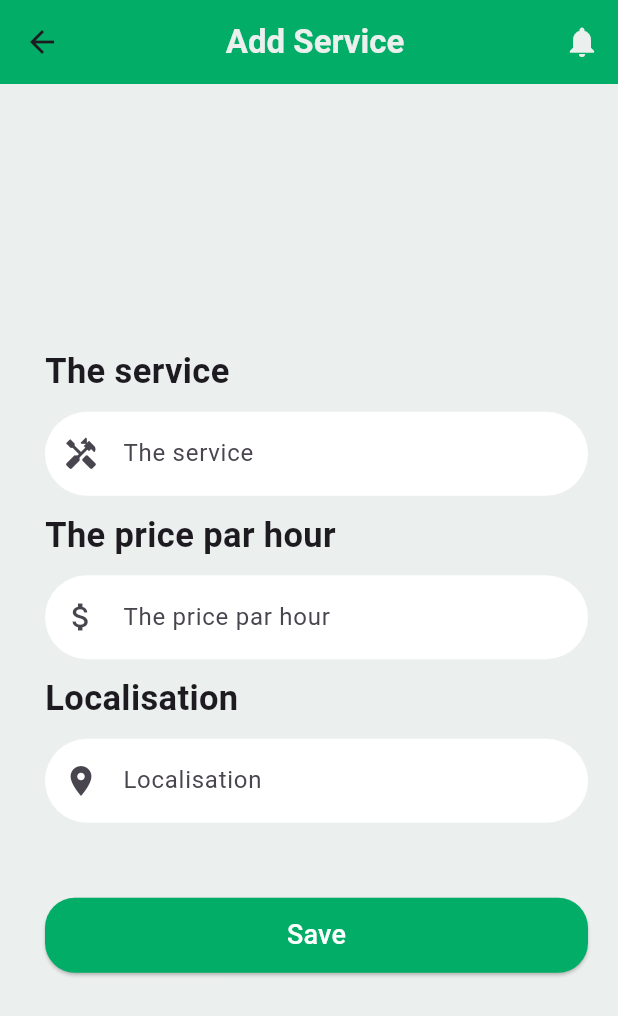
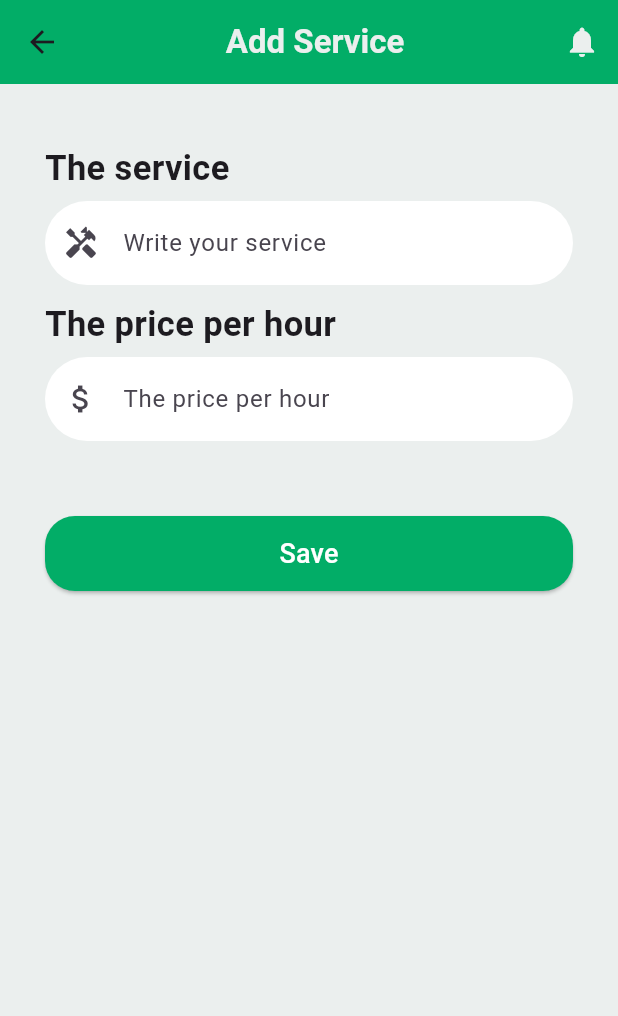
Before and after one commit to Saif-Daghsni/ServiceSpot_APP, a Flutter app: the AddservicePage screen opened by its route, on a phone screen of 412 x 824 dp. Shown: the top 1016 px of the screen. Run offline on Flutter 3.47's test engine with Material 3 defaults, Android fonts, the phone set to English and light mode, and no system bars; our stand-ins replace cloud_firestore, firebase_auth, firebase_core, google_nav_bar, google_sign_in; accounts and stored records are empty.

Commit message:
add service

```diff
--- a/lib/main.dart
+++ b/lib/main.dart
@@ -15,7 +15,10 @@ step4:
 add the informations of the user to fire store
 
 step5:
-yekteb fi les information mta£a fi el profile page
+yekteb fi les informations mta3a fi el profile page
+
+step6:
+add service te5dem
 */
 
 
--- a/lib/pages/addService_page.dart
+++ b/lib/pages/addService_page.dart
@@ -1,3 +1,5 @@
+import 'package:cloud_firestore/cloud_firestore.dart';
+import 'package:firebase_auth/firebase_auth.dart';
 import 'package:flutter/material.dart';
 
 class AddservicePage extends StatefulWidget {
@@ -8,25 +10,98 @@ class AddservicePage extends StatefulWidget {
 }
 
 class _AddservicePageState extends State<AddservicePage> {
+  TextEditingController serviceController = TextEditingController();
+  TextEditingController priceController = TextEditingController();
+  TextEditingController userName = TextEditingController();
+  TextEditingController email = TextEditingController();
+  TextEditingController location = TextEditingController();
+  TextEditingController phoneNumber = TextEditingController();
+
+
+ @override
+void initState() {
+  super.initState();
+  _fetchUserData();
+}
+
+/// Function to fetch user data from Firestore
+Future<void> _fetchUserData() async {
+  User? user = FirebaseAuth.instance.currentUser;
+  if (user != null) {
+    try {
+      DocumentSnapshot userData = await FirebaseFirestore.instance
+          .collection('users') // Make sure this is the correct collection
+          .doc(user.uid)
+          .get();
+
+      if (userData.exists) {
+        setState(() {
+          userName.text = userData['username'] ?? 'No Username';
+          phoneNumber.text = userData['phone'] ?? 'No Phone Number';
+          email.text = userData['email'] ?? 'No Email'; // Fixed typo
+          location.text = userData['location'] ?? 'No Location';
+        });
+      }
+    } catch (e) {
+      print("Error fetching user data: $e");
+    }
+  }
+}
+
+/// Function to save data in Firestore
+Future<void> _saveData() async {
+  User? user = FirebaseAuth.instance.currentUser;
+  if (user != null) {
+    try {
+      await FirebaseFirestore.instance.collection('workers').doc(user.uid).set({
+        'username': userName.text,
+        'phone': phoneNumber.text,
+        'email': email.text,
+        'service': serviceController.text,
+        'price': priceController.text,
+        'location': location.text,
+        'userId': user.uid,
+      });
+
+      // Show success message
+      ScaffoldMessenger.of(context).showSnackBar(
+        const SnackBar(content: Text("Service saved successfully!")),
+      );
+
+      // Navigate to favorite page
+      Navigator.pushNamed(context, '/auth');
+    } catch (e) {
+      // Show error message
+      ScaffoldMessenger.of(context).showSnackBar(
+        SnackBar(content: Text("Failed to save service: $e")),
+      );
+    }
+  }
+}
+
+
   @override
   Widget build(BuildContext context) {
-    return  Scaffold(
-
-      backgroundColor: Color.fromRGBO(235, 239, 238, 1.0),
+    return Scaffold(
+      backgroundColor: const Color.fromRGBO(235, 239, 238, 1.0),
       appBar: AppBar(
-        backgroundColor: Color.fromRGBO(2, 173, 103, 1.0),
+        backgroundColor: const Color.fromRGBO(2, 173, 103, 1.0),
         title: const Align(
-          alignment: Alignment.center, // Align app name to the left
-          child: Text("Add Service",
+          alignment: Alignment.center,
+          child: Text(
+            "Add Service",
             style: TextStyle(
               color: Color.fromRGBO(235, 239, 238, 1.0),
               fontWeight: FontWeight.bold,
-          ),),
+            ),
+          ),
         ),
         actions: [
           IconButton(
-            icon: const Icon(Icons.notifications,
-            color: Color.fromRGBO(235, 239, 238, 1.0)), // Notification icon
+            icon: const Icon(
+              Icons.notifications,
+              color: Color.fromRGBO(235, 239, 238, 1.0),
+            ),
             onPressed: () {
               Navigator.pushNamed(context, '/loginPage');
             },
@@ -35,119 +110,58 @@ class _AddservicePageState extends State<AddservicePage> {
       ),
 
       body: Padding(
+        padding: const EdgeInsets.symmetric(horizontal: 30, vertical: 30),
+        child: SingleChildScrollView(
+          child: Column(
+            crossAxisAlignment: CrossAxisAlignment.center,
+            children: [
+              _buildLabel("The service"),
+              _buildTextField(serviceController, Icons.handyman, "Write your service"),
+              _buildLabel("The price per hour"),
+              _buildTextField(priceController, Icons.attach_money, "The price per hour"),
+              const SizedBox(height: 50),
 
-        padding: EdgeInsets.only(left: 30, right: 20,top: 30, bottom: 30),
-
-        child: Column(
-        mainAxisAlignment: MainAxisAlignment.center, // Center text vertically
-        crossAxisAlignment: CrossAxisAlignment.center, // Center text horizontally
-        children: [
-          Align(
-            alignment: Alignment.centerLeft,
-            child :Text(
-                    "The service",
-                    style: TextStyle(
-                      fontSize: 23,
-                      fontWeight: FontWeight.bold,
-                    ),
-                  ),
-          ),
-
-          SizedBox(height: 10),
-
-
-          // User Name Input Field
-          _buildTextField(
-          //controller: userName,
-          icon: Icons.handyman,
-          hintText: "The service",
-          ),
-
-
-          SizedBox(height: 10),
-
-
-          Align(
-            alignment: Alignment.centerLeft,
-            child :Text(
-                    "The price par hour",
-                    style: TextStyle(
-                      fontSize: 23,
-                      fontWeight: FontWeight.bold,
-                    ),
-                  ),
-          ),
-
-          SizedBox(height: 10),
-
-
-          // User Name Input Field
-          _buildTextField(
-          //controller: userName,
-          icon: Icons.attach_money,
-          hintText: "The price par hour",
-          ),
-
-          SizedBox(height: 10),
-
-          Align(
-            alignment: Alignment.centerLeft,
-            child :Text(
-                    "Localisation",
-                    style: TextStyle(
-                      fontSize: 23,
-                      fontWeight: FontWeight.bold,
-                    ),
-                  ),
-          ),
-
-
-          SizedBox(height: 10),
-          // Phone Number Input Field
-          _buildTextField(
-          //controller: phoneNumber,
-          icon: Icons.location_on,
-          hintText: "Localisation",
-          ),
-          SizedBox(height: 50),
-
+              // Save Button
               SizedBox(
                 width: double.infinity,
                 height: 50,
                 child: ElevatedButton(
-                      onPressed: () {
-                        Navigator.pushNamed(context, '/favoritePage');
-                      },
+                  onPressed: _saveData, // Call the save function
                   style: ElevatedButton.styleFrom(
-                        backgroundColor: Color.fromRGBO(2, 173, 103, 1.0),
+                    backgroundColor: const Color.fromRGBO(2, 173, 103, 1.0),
                     shape: RoundedRectangleBorder(
                       borderRadius: BorderRadius.circular(20),
                     ),
                   ),
-                      child: Text(
+                  child: const Text(
                     "Save",
                     style: TextStyle(fontSize: 18, color: Colors.white),
                   ),
                 ),
               ),
-
             ],
+          ),
         ),
       ),
     );
   }
+
+  Widget _buildLabel(String text) {
+    return Align(
+      alignment: Alignment.centerLeft,
+      child: Padding(
+        padding: const EdgeInsets.only(top: 10, bottom: 5),
+        child: Text(
+          text,
+          style: const TextStyle(fontSize: 23, fontWeight: FontWeight.bold),
+        ),
+      ),
+    );
   }
 
-
-Widget _buildTextField({
-    //required TextEditingController controller,
-    required IconData icon,
-    required String hintText,
-    bool obscureText = false,
-  }) {
+  Widget _buildTextField(TextEditingController controller, IconData icon, String hintText) {
     return TextField(
-      //controller: controller,
-      obscureText: obscureText,
+      controller: controller,
       decoration: InputDecoration(
         prefixIcon: Icon(icon),
         hintText: hintText,
@@ -155,11 +169,11 @@ Widget _buildTextField({
         fillColor: Colors.white,
         enabledBorder: OutlineInputBorder(
           borderRadius: BorderRadius.circular(50),
-          borderSide: BorderSide(color: Colors.transparent, width: 0),
+          borderSide: const BorderSide(color: Colors.transparent, width: 0),
         ),
         focusedBorder: OutlineInputBorder(
           borderRadius: BorderRadius.circular(50),
-          borderSide: BorderSide(
+          borderSide: const BorderSide(
             color: Color.fromRGBO(2, 173, 103, 1.0),
             width: 2,
           ),
@@ -167,3 +181,4 @@ Widget _buildTextField({
       ),
     );
   }
+}
```
Lines whose indentation alone changed are shown as unchanged.
